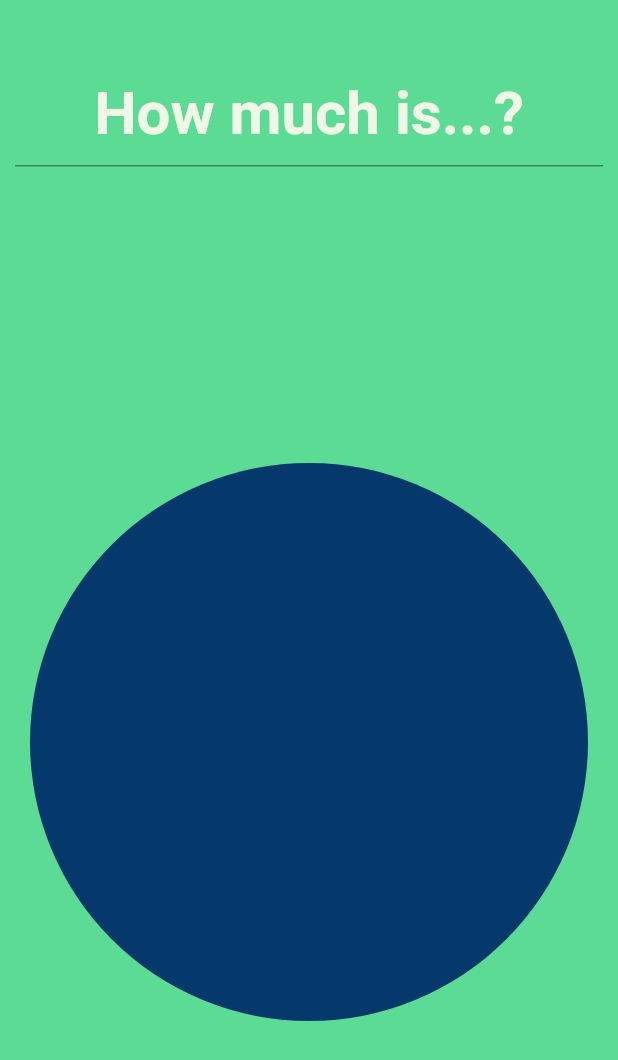
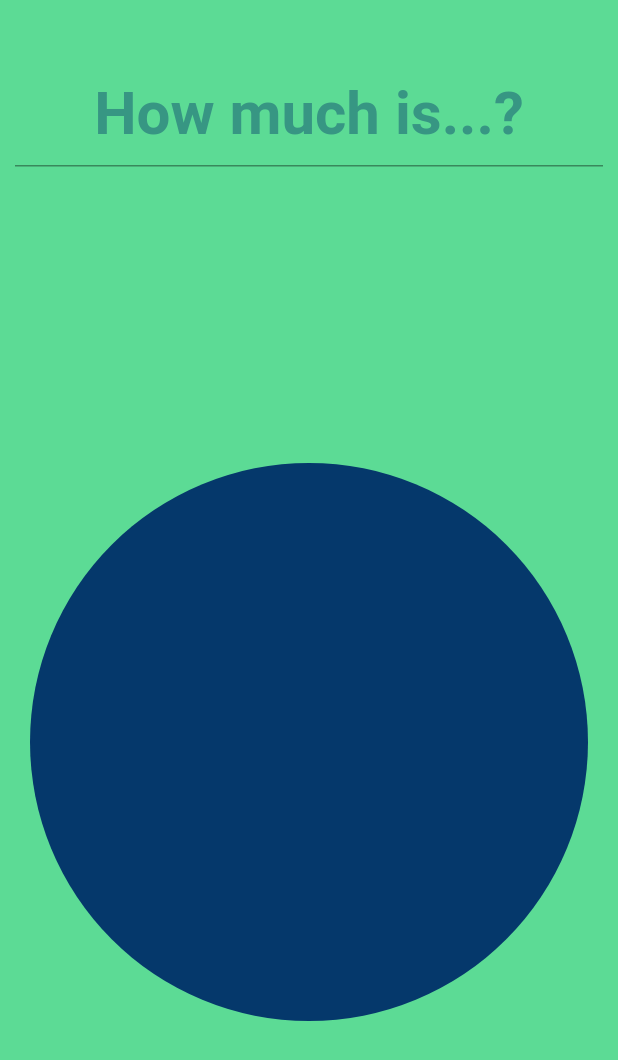
Before and after one commit to g-bulgarit/How-much-is-it, a Flutter app: the screen it shows after launch, on a phone screen of 412 x 824 dp. Shown: the top 1060 px of the screen. Run offline on Flutter 3.47's test engine with Material 2 defaults, Android fonts, the phone set to English and light mode, and no system bars; our stand-ins replace sprintf.

Commit message:
fixed some constants and colors

```diff
--- a/lib/colors.dart
+++ b/lib/colors.dart
@@ -9,6 +9,6 @@ const Color foregroundColorMain = Color(0xFF8EE4AF);
 const Color foregroundColorDark = Color(0xFF05386B);
 // Text colors
 const Color textColorMain = Color(0xFFEDF5E1);
-const Color textColorHint = Color(0xFFf0f7e7);
+const Color textColorHint = Color(0xFF379683);
 // Ref
 // https://visme.co/blog/wp-content/uploads/2016/09/website25-1024x512.jpg
--- a/lib/constants.dart
+++ b/lib/constants.dart
@@ -10,24 +10,24 @@ final convertFrom = {"power"           : { "watts" : 1,
                                           "kcal" : 4200,
                                          },
 
-                     "length"          : {"meter":1,
+                     "length"          : {"meters":1,
                                           "milimeters" : 0.001,
                                           "centimeters" : 0.01,
                                           "kilometers" : 1000,
                                           "miles" : 1.6,
                                           "inches" : 39.37,
                                           "foot": 3.28084,
-                                          "feet" : 5},
+                                          "feet" : 3.28084},
 
-                     "volume"          : {"liter":1,
-                                          "litre": 1,
+                     "volume"          : {"liters":1,
+                                          "litres": 1,
                                           "mililiters" : 0.001,
                                           "oz" : 33.814,
                                           "pints": 0.473,
                                           "gallons": 3.78541,},
 
                      "mass"             : {"kilograms": 1,
-                                           "gram": 0.001,
+                                           "grams": 0.001,
                                           },
 
                      "velocity"        : {"meters per second" : 1,
@@ -39,31 +39,40 @@ final convertFrom = {"power"           : { "watts" : 1,
                      "pressure"        : {"a":2},
 
                      "electricity"     : {"a":2},
+                     "time"            : {"seconds" : 1,
+                                          "minutes": 60,
+                                          "hours" : 3600,
+                                          "days" : 86400,
+                                          "years": 31536000 }
                    };
 
 
-final convertTo = {"power"             : {"hamsters on a wheel" : 0.015,
-                                          "keystrokes on a keyboard" : 0.0019,
-                                          "AA batteries": 2
+final convertTo = {"power"             : {"hamsters on a wheel" : 0.4,
+                                          "keystrokes on a keyboard (per second)" : 0.0015,
+                                          "AA batteries (per hour)": 3.9
                                          },
 
-                    "energy"           : {"recoil from an AK47 shot" : 2108,
+                    "energy"           : {"times the recoil from an AK47 shot" : 2108,
                                           "":4
                                          },
 
                     "length"           :{"widths of a pinky finger": 0.0127,
-                                         "Boeing 747 jets, stacked cockpit to tail": 71
+                                         "Boeing 747 jets, stacked cockpit to tail": 71,
+                                         "times the length of a giraffe's tounge": 0.4826,
+                                         "times the length of Chile": 4270000,
+                                         "times the width of the Statue of Liberty's mouth": 0.9144,
+                                         "times the length of Yonge street, Toronto, Canada" : 1896000,
                                         },
 
                     "volume"           :{"times the total lung capacity of an adult male": 6,
                                          "first computer ever built":5 ,
                                         },
 
-                    "mass"             :{"times the mass of the universe":2,
-                                         "times the mass of the average whale":5,
-                                         "times the mass of a single toilet paper square":5,
-                                         "single dollar bills":3,
-                                         "(WW2) tiger-II tanks":68500
+                    "mass"             :{"times the mass of the universe":1.5*10e56,
+                                         "times the mass of the average adult blue whale":150000000,
+                                         "times the mass of a single-ply toilet paper square":0.0005,
+                                         "(WW2) tiger-II tanks":68500,
+                                         "single dollar bills": 0.001
                                         },
 
                     "velocity"         :{"times the average speed of a turtle":2,
@@ -85,4 +94,7 @@ final convertTo = {"power"             : {"hamsters on a wheel" : 0.015,
 
                     "electricity"      :{"a":2,
                                         },
+
+                    "time"             :{"times the longest recorded flight of a chicken" : 13,
+                                         "":1}
                   };
```
